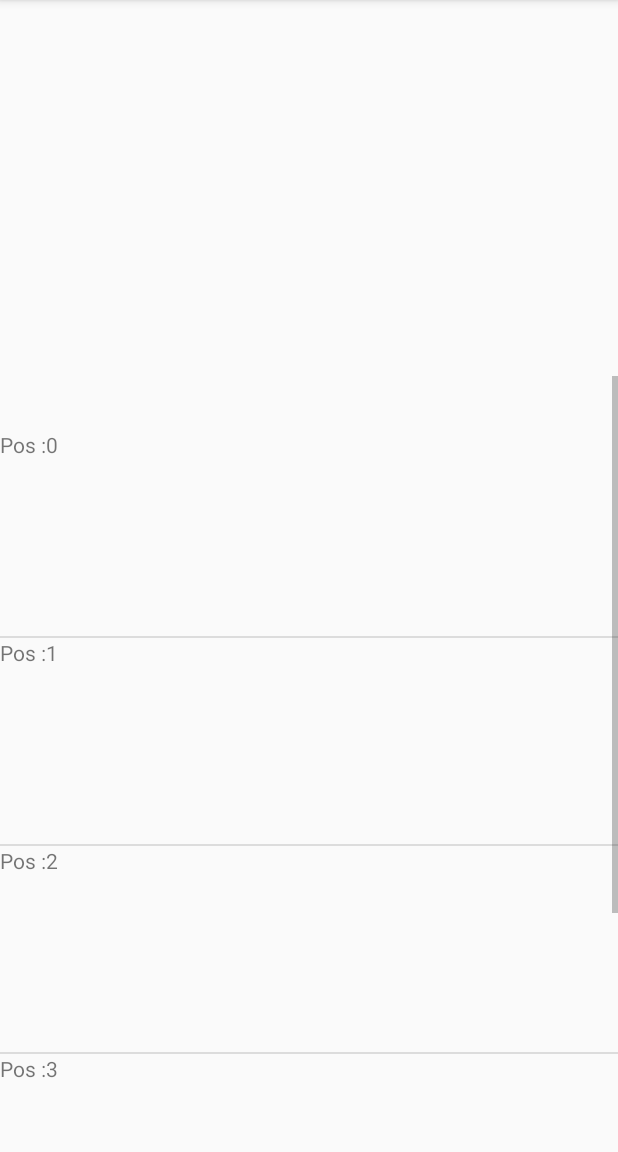
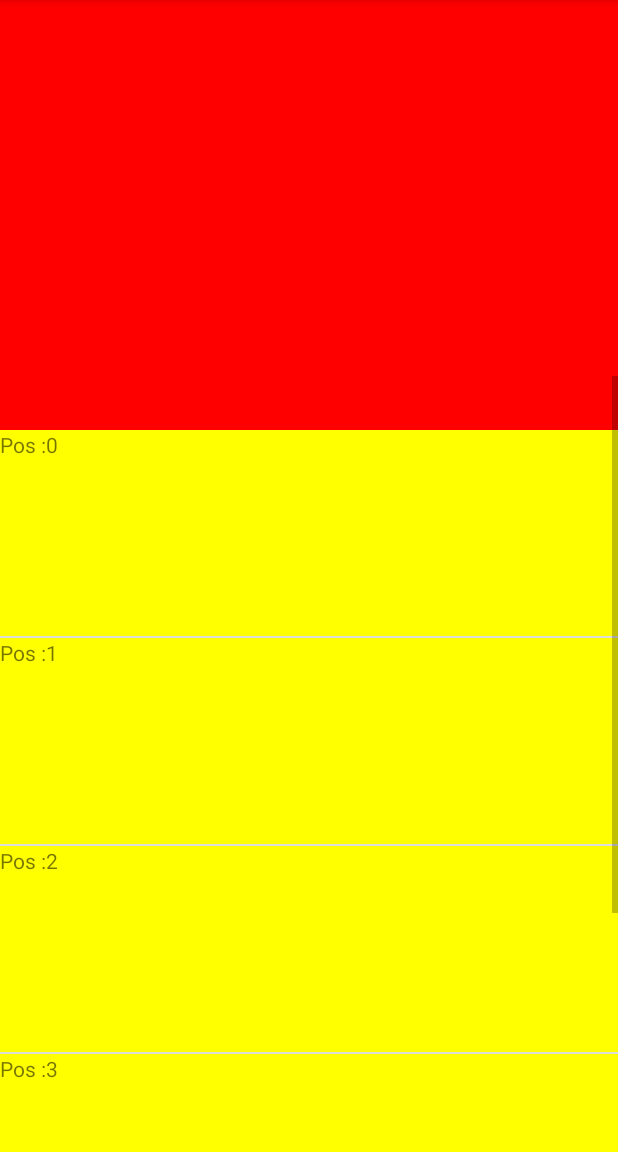
Before and after one commit to KaJunChan/TaoBaoDetail, an Android app: the screen it shows after launch (MainActivity), scrolled down 537 dp, on a phone screen of 412 x 824 dp, the part 84-1236 px from its top. Run offline under Robolectric (Android 15) with nearby library versions, the phone set to English and light mode, and no system bars.

Commit message:
修改滑动操作

```diff
--- a/app/src/main/java/com/kotlin/example/demo/taobaodetail/MainActivity.java
+++ b/app/src/main/java/com/kotlin/example/demo/taobaodetail/MainActivity.java
@@ -1,6 +1,7 @@
 package com.kotlin.example.demo.taobaodetail;
 
 import android.annotation.TargetApi;
+import android.graphics.Color;
 import android.os.Build;
 import android.support.v7.app.AppCompatActivity;
 import android.os.Bundle;
@@ -25,17 +26,18 @@ public class MainActivity extends AppCompatActivity {
     private SideListView mListView;
 
     private SideScrollView mScrollView;
+    public static int height;
 
     @TargetApi(Build.VERSION_CODES.M)
     @Override
     protected void onCreate(Bundle savedInstanceState) {
         super.onCreate(savedInstanceState);
         setContentView(R.layout.activity_main);
+        height = getWindowManager().getDefaultDisplay().getHeight();
+        int width = getWindowManager().getDefaultDisplay().getWidth();
         mScrollView = new SideScrollView(this);
         contentLayout = new LinearLayout(this);
         contentLayout.setOrientation(LinearLayout.VERTICAL);
-        int height = getWindowManager().getDefaultDisplay().getHeight();
-        int width = getWindowManager().getDefaultDisplay().getWidth();
         FrameLayout.LayoutParams frparams = new FrameLayout.LayoutParams(width, height);
         contentLayout.setLayoutParams(frparams);
 
@@ -44,6 +46,7 @@ public class MainActivity extends AppCompatActivity {
         mFirstView.setGravity(Gravity.CENTER);
         mFirstView.setText("FIRST_VIEW");
         mFirstView.setLayoutParams(layoutParams);
+        mFirstView.setBackgroundColor(Color.RED);
 
         layoutParams = new LinearLayout.LayoutParams(width, height / 6);
         final List<View> views = new ArrayList<>();
@@ -51,6 +54,7 @@ public class MainActivity extends AppCompatActivity {
             TextView textView = new TextView(this);
             textView.setText("Pos :" + i);
             textView.setLayoutParams(layoutParams);
+            textView.setBackgroundColor(Color.YELLOW);
             views.add(textView);
         }
 
@@ -77,8 +81,8 @@ public class MainActivity extends AppCompatActivity {
             }
         });
 
+        contentLayout.addView(mFirstView);
         layoutParams = new LinearLayout.LayoutParams(width, height);
-        contentLayout.addView(mFirstView);
         contentLayout.addView(mListView, layoutParams);
         mScrollView.addView(contentLayout);
         addContentView(mScrollView, new LinearLayout.LayoutParams(ViewGroup.LayoutParams.MATCH_PARENT, ViewGroup.LayoutParams.MATCH_PARENT));
```
Also changed, not shown: app/src/main/java/com/kotlin/example/demo/taobaodetail/SideScrollView.java (+22 -11 lines).
